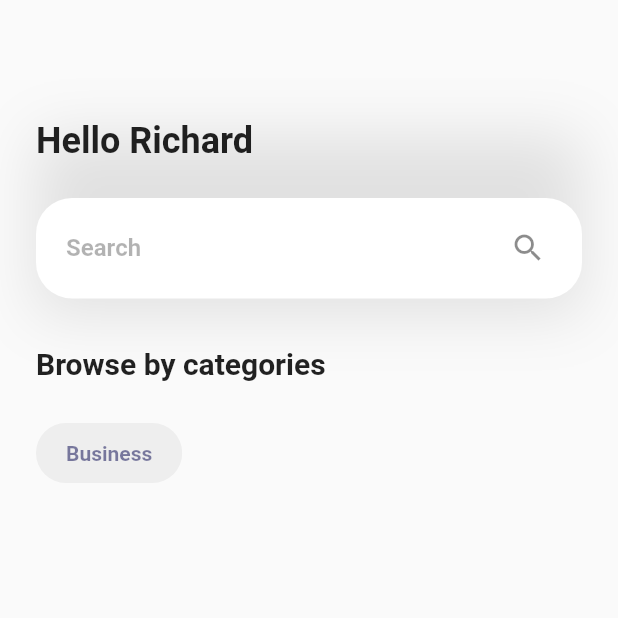
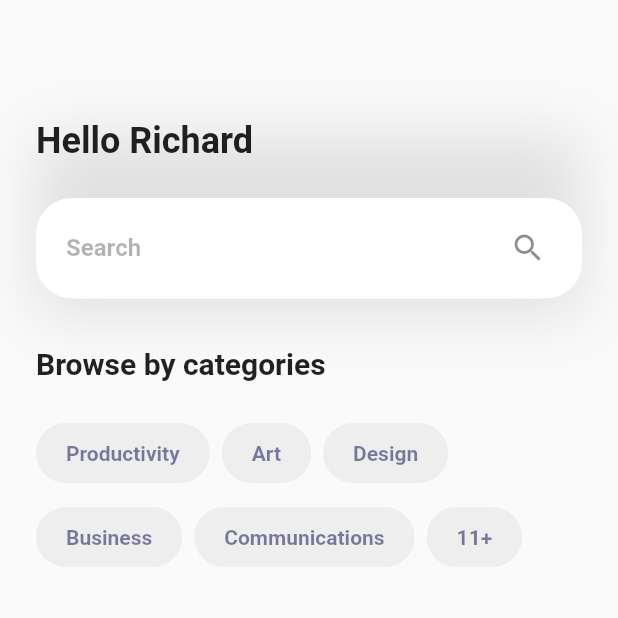
Before and after one commit to huynhtastic/5-days-ui-online-courses, a Flutter app: the screen it shows after launch, on a phone screen of 412 x 824 dp, the top half of it. Run offline on Flutter 3.47's test engine with Material 2 defaults, Android fonts, the phone set to English and light mode, and no system bars.

Commit message:
format chips correctly

```diff
--- a/lib/screens/home/home_screen.dart
+++ b/lib/screens/home/home_screen.dart
@@ -12,6 +12,7 @@ class HomeScreen extends StatelessWidget {
       body: Container(
         padding: EdgeInsets.all(24.0),
         child: Column(
+          crossAxisAlignment: CrossAxisAlignment.start,
           children: <Widget>[
             SearchBar(),
             SizedBox(height: 32.0),
--- a/lib/screens/home/widgets/category_filter.dart
+++ b/lib/screens/home/widgets/category_filter.dart
@@ -1,6 +1,22 @@
 import 'package:flutter/material.dart';
 
-class CategoryFilter extends StatelessWidget {
+class CategoryFilter extends StatefulWidget {
+  @override
+  State<CategoryFilter> createState() => _CategoryFilterState();
+}
+
+class _CategoryFilterState extends State<CategoryFilter> {
+  final categories = [
+    'Productivity',
+    'Art',
+    'Design',
+    'Business',
+    'Communications',
+    '11+'
+  ];
+
+  final filters = <String>[];
+
   @override
   Widget build(BuildContext context) {
     return Column(
@@ -11,22 +27,24 @@ class CategoryFilter extends StatelessWidget {
           style: TextStyle(fontSize: 20.0, fontWeight: FontWeight.bold),
         ),
         SizedBox(height: 24.0),
-        Row(
-          children: [
-            FilterChip(
+        Wrap(
+          spacing: 8,
+          runSpacing: 8,
+          children: categories.map((category) {
+            return FilterChip(
               padding: EdgeInsets.all(12),
-              onSelected: (m) => {},
+              onSelected: (m) => {print(m)},
               backgroundColor: Color.fromRGBO(0, 0, 0, 0.05),
               label: Text(
-                'Business',
+                category,
                 style: TextStyle(
                   fontWeight: FontWeight.bold,
                   color: Color.fromRGBO(0, 0, 75, 0.5),
                   // color: Color.fromRGBO(210, 120, 225, 1),
                 ),
               ),
-            ),
-          ],
+            );
+          }).toList(),
         )
       ],
     );
```
